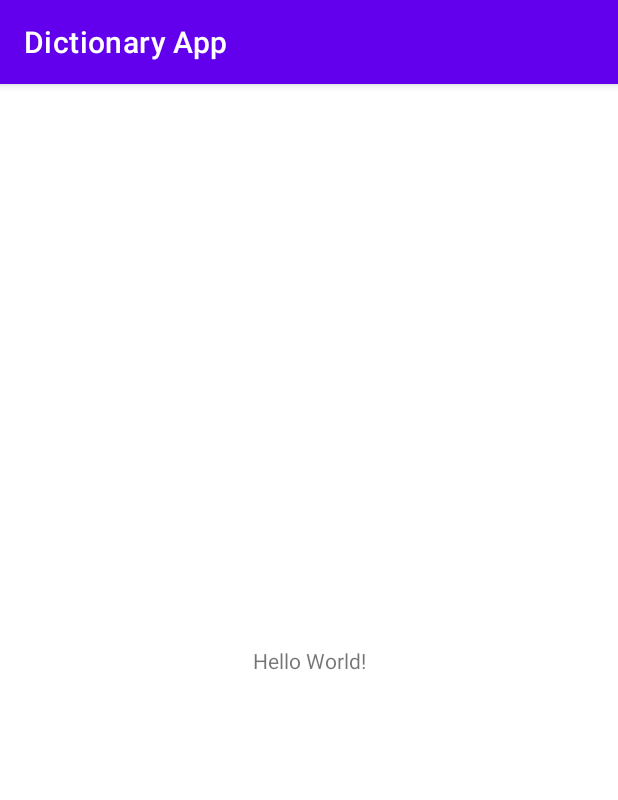
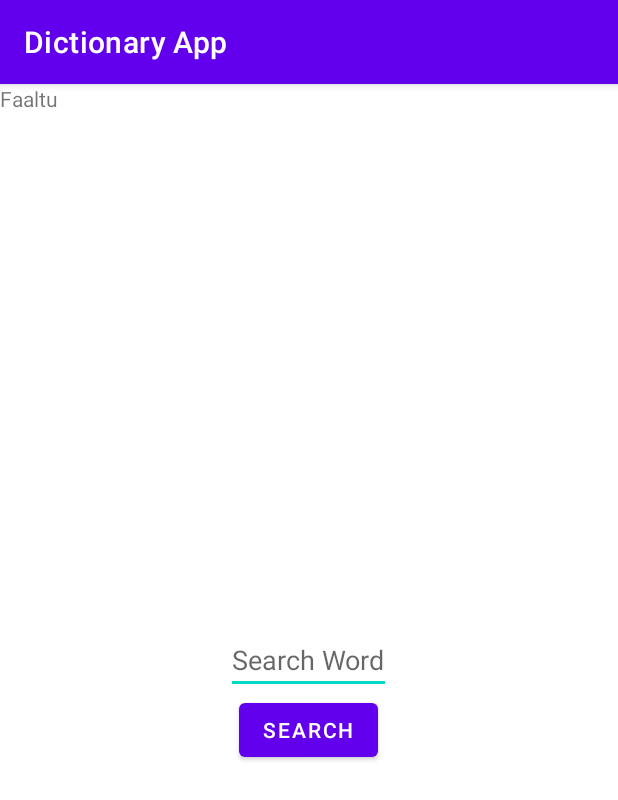
Before and after one commit to Vishesh20155/Mobile-Computing, an Android app: the screen it shows after launch (MainActivity), on a phone screen of 412 x 824 dp. Shown: the top 800 px of the screen. Run offline under Robolectric (Android 15) with nearby library versions, the phone set to English and light mode, and no system bars.

```diff
--- a/app/build.gradle
+++ b/app/build.gradle
@@ -41,4 +41,5 @@ dependencies {
     testImplementation 'junit:junit:4.13.2'
     androidTestImplementation 'androidx.test.ext:junit:1.1.5'
     androidTestImplementation 'androidx.test.espresso:espresso-core:3.5.1'
+    implementation 'com.google.code.gson:gson:2.8.9'
 }
--- a/app/src/main/AndroidManifest.xml
+++ b/app/src/main/AndroidManifest.xml
@@ -1,6 +1,9 @@
 <?xml version="1.0" encoding="utf-8"?>
 <manifest xmlns:android="http://schemas.android.com/apk/res/android"
     xmlns:tools="http://schemas.android.com/tools">
+
+    <uses-permission android:name="android.permission.ACCESS_NETWORK_STATE" />
+    <uses-permission android:name="android.permission.INTERNET" />
 
     <application
         android:allowBackup="true"
@@ -11,6 +14,9 @@
         android:supportsRtl="true"
         android:theme="@style/Theme.DictionaryApp"
         tools:targetApi="31">
+        <activity
+            android:name=".ResultsActivity"
+            android:exported="false" />
         <activity
             android:name=".MainActivity"
             android:exported="true">
--- /dev/null
+++ b/app/src/main/java/com/example/dictionaryapp/WordDetails.kt
@@ -0,0 +1,5 @@
+package com.example.dictionaryapp
+
+data class WordDetails(var partOfSpeech: String = "",
+                       var definitions: MutableList<DefinitionContents> = mutableListOf()
+)
--- a/app/src/main/res/layout/activity_main.xml
+++ b/app/src/main/res/layout/activity_main.xml
@@ -1,5 +1,5 @@
 <?xml version="1.0" encoding="utf-8"?>
-<androidx.constraintlayout.widget.ConstraintLayout xmlns:android="http://schemas.android.com/apk/res/android"
+<RelativeLayout xmlns:android="http://schemas.android.com/apk/res/android"
     xmlns:app="http://schemas.android.com/apk/res-auto"
     xmlns:tools="http://schemas.android.com/tools"
     android:layout_width="match_parent"
@@ -7,12 +7,24 @@
     tools:context=".MainActivity">
 
     <TextView
+        android:layout_width="match_parent"
+        android:layout_height="wrap_content"
+        android:text="Faaltu"
+        android:id="@+id/tv_text"/>
+
+    <EditText
+        android:id="@+id/et_search_word"
         android:layout_width="wrap_content"
         android:layout_height="wrap_content"
-        android:text="Hello World!"
-        app:layout_constraintBottom_toBottomOf="parent"
-        app:layout_constraintEnd_toEndOf="parent"
-        app:layout_constraintStart_toStartOf="parent"
-        app:layout_constraintTop_toTopOf="parent" />
+        android:hint="Search Word"
+        android:layout_centerInParent="true"/>
 
-</androidx.constraintlayout.widget.ConstraintLayout>
+    <Button
+        android:id="@+id/btn_search"
+        android:layout_width="wrap_content"
+        android:layout_height="wrap_content"
+        android:text="Search"
+        android:layout_below="@+id/et_search_word"
+        android:layout_centerHorizontal="true"/>
+
+</RelativeLayout>
--- a/app/src/main/res/values/strings.xml
+++ b/app/src/main/res/values/strings.xml
@@ -1,3 +1,5 @@
 <resources>
     <string name="app_name">Dictionary App</string>
+    <!-- TODO: Remove or change this placeholder text -->
+    <string name="hello_blank_fragment">Hello blank fragment</string>
 </resources>
```
Also changed, not shown: app/src/main/java/com/example/dictionaryapp/DefinitionContents.kt (added, +7 -0 lines), app/src/main/java/com/example/dictionaryapp/MainActivity.kt (+68 -0 lines), app/src/main/java/com/example/dictionaryapp/PoSListFragment.kt (added, +62 -0 lines), app/src/main/java/com/example/dictionaryapp/ResultsActivity.kt (added, +40 -0 lines), app/src/main/res/layout/activity_results.xml (added, +20 -0 lines), app/src/main/res/layout/fragment_pos_list.xml (added, +16 -0 lines).
